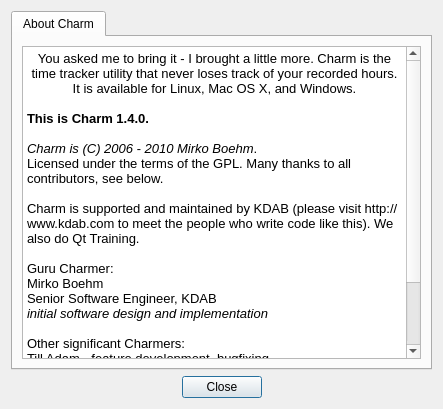
First picture: the form in Charm/CharmAboutDialog.ui, repository KDAB/Charm, before the edit.
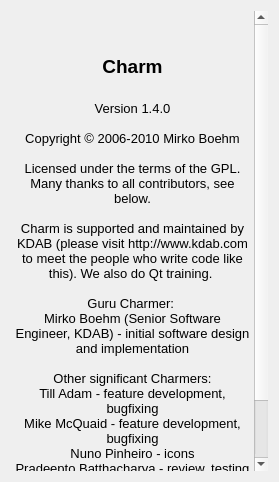
Second picture: the form after the edit. Icons and pictures are not drawn.

Commit message: Make About dialog look prettier.

```diff
--- a/Charm/CharmAboutDialog.ui
+++ b/Charm/CharmAboutDialog.ui
@@ -6,99 +6,90 @@
    <rect>
     <x>0</x>
     <y>0</y>
-    <width>443</width>
-    <height>409</height>
+    <width>279</width>
+    <height>482</height>
    </rect>
   </property>
-  <property name="windowTitle">
-   <string>Dialog</string>
-  </property>
-  <layout class="QVBoxLayout">
+  <layout class="QVBoxLayout" name="verticalLayout">
    <item>
-    <widget class="QTabWidget" name="tabWidget">
-     <property name="currentIndex">
-      <number>0</number>
+    <widget class="QTextBrowser" name="textBrowser">
+     <property name="sizePolicy">
+      <sizepolicy hsizetype="MinimumExpanding" vsizetype="MinimumExpanding">
+       <horstretch>0</horstretch>
+       <verstretch>0</verstretch>
+      </sizepolicy>
      </property>
-     <widget class="QWidget" name="tab">
-      <attribute name="title">
-       <string>About Charm</string>
-      </attribute>
-      <layout class="QVBoxLayout">
-       <item>
-        <widget class="QTextEdit" name="textEdit">
-         <property name="readOnly">
-          <bool>true</bool>
-         </property>
-         <property name="html">
-          <string>&lt;!DOCTYPE HTML PUBLIC &quot;-//W3C//DTD HTML 4.0//EN&quot; &quot;http://www.w3.org/TR/REC-html40/strict.dtd&quot;&gt;
+     <property name="palette">
+      <palette>
+       <active>
+        <colorrole role="Base">
+         <brush brushstyle="SolidPattern">
+          <color alpha="0">
+           <red>255</red>
+           <green>255</green>
+           <blue>255</blue>
+          </color>
+         </brush>
+        </colorrole>
+       </active>
+       <inactive>
+        <colorrole role="Base">
+         <brush brushstyle="SolidPattern">
+          <color alpha="0">
+           <red>255</red>
+           <green>255</green>
+           <blue>255</blue>
+          </color>
+         </brush>
+        </colorrole>
+       </inactive>
+       <disabled>
+        <colorrole role="Base">
+         <brush brushstyle="SolidPattern">
+          <color alpha="255">
+           <red>212</red>
+           <green>208</green>
+           <blue>200</blue>
+          </color>
+         </brush>
+        </colorrole>
+       </disabled>
+      </palette>
+     </property>
+     <property name="frameShape">
+      <enum>QFrame::NoFrame</enum>
+     </property>
+     <property name="html">
+      <string>&lt;!DOCTYPE HTML PUBLIC &quot;-//W3C//DTD HTML 4.0//EN&quot; &quot;http://www.w3.org/TR/REC-html40/strict.dtd&quot;&gt;
 &lt;html&gt;&lt;head&gt;&lt;meta name=&quot;qrichtext&quot; content=&quot;1&quot; /&gt;&lt;style type=&quot;text/css&quot;&gt;
 p, li { white-space: pre-wrap; }
 &lt;/style&gt;&lt;/head&gt;&lt;body style=&quot; font-family:'Lucida Grande'; font-size:13pt; font-weight:400; font-style:normal;&quot;&gt;
-&lt;p align=&quot;center&quot; style=&quot; margin-top:0px; margin-bottom:0px; margin-left:0px; margin-right:0px; -qt-block-indent:0; text-indent:0px;&quot;&gt;&lt;span style=&quot; font-size:10pt;&quot;&gt;You asked me to bring it - I brought a little more. Charm is the time tracker utility that never loses track of your recorded hours. It is available for Linux, Mac OS X, and Windows.&lt;/span&gt;&lt;/p&gt;
-&lt;p style=&quot;-qt-paragraph-type:empty; margin-top:0px; margin-bottom:0px; margin-left:0px; margin-right:0px; -qt-block-indent:0; text-indent:0px; font-size:10pt;&quot;&gt;&lt;/p&gt;
-&lt;p style=&quot; margin-top:0px; margin-bottom:0px; margin-left:0px; margin-right:0px; -qt-block-indent:0; text-indent:0px;&quot;&gt;&lt;span style=&quot; font-size:10pt; font-weight:600;&quot;&gt;This is Charm 1.4.0.&lt;/span&gt;&lt;/p&gt;
-&lt;p style=&quot;-qt-paragraph-type:empty; margin-top:0px; margin-bottom:0px; margin-left:0px; margin-right:0px; -qt-block-indent:0; text-indent:0px; font-size:10pt;&quot;&gt;&lt;/p&gt;
-&lt;p style=&quot; margin-top:0px; margin-bottom:0px; margin-left:0px; margin-right:0px; -qt-block-indent:0; text-indent:0px;&quot;&gt;&lt;span style=&quot; font-size:10pt; font-style:italic;&quot;&gt;Charm is (C) 2006 - 2010 Mirko Boehm&lt;/span&gt;&lt;span style=&quot; font-size:10pt;&quot;&gt;. &lt;/span&gt;&lt;/p&gt;
-&lt;p style=&quot; margin-top:0px; margin-bottom:0px; margin-left:0px; margin-right:0px; -qt-block-indent:0; text-indent:0px;&quot;&gt;&lt;span style=&quot; font-size:10pt;&quot;&gt;Licensed under the terms of the GPL. Many thanks to all contributors, see below.&lt;/span&gt;&lt;/p&gt;
-&lt;p style=&quot;-qt-paragraph-type:empty; margin-top:0px; margin-bottom:0px; margin-left:0px; margin-right:0px; -qt-block-indent:0; text-indent:0px; font-size:10pt;&quot;&gt;&lt;/p&gt;
-&lt;p style=&quot; margin-top:0px; margin-bottom:0px; margin-left:0px; margin-right:0px; -qt-block-indent:0; text-indent:0px;&quot;&gt;&lt;span style=&quot; font-size:10pt;&quot;&gt;Charm is supported and maintained by KDAB (please visit http://www.kdab.com to meet the people who write code like this). We also do Qt Training. &lt;/span&gt;&lt;/p&gt;
-&lt;p style=&quot;-qt-paragraph-type:empty; margin-top:0px; margin-bottom:0px; margin-left:0px; margin-right:0px; -qt-block-indent:0; text-indent:0px; font-size:10pt;&quot;&gt;&lt;/p&gt;
-&lt;p style=&quot; margin-top:0px; margin-bottom:0px; margin-left:0px; margin-right:0px; -qt-block-indent:0; text-indent:0px;&quot;&gt;&lt;span style=&quot; font-size:10pt;&quot;&gt;Guru Charmer: &lt;/span&gt;&lt;/p&gt;
-&lt;p style=&quot; margin-top:0px; margin-bottom:0px; margin-left:0px; margin-right:0px; -qt-block-indent:0; text-indent:0px;&quot;&gt;&lt;span style=&quot; font-size:10pt;&quot;&gt;Mirko Boehm&lt;/span&gt;&lt;/p&gt;
-&lt;p style=&quot; margin-top:0px; margin-bottom:0px; margin-left:0px; margin-right:0px; -qt-block-indent:0; text-indent:0px;&quot;&gt;&lt;span style=&quot; font-size:10pt;&quot;&gt;Senior Software Engineer, KDAB&lt;/span&gt;&lt;/p&gt;
-&lt;p style=&quot; margin-top:0px; margin-bottom:0px; margin-left:0px; margin-right:0px; -qt-block-indent:0; text-indent:0px;&quot;&gt;&lt;span style=&quot; font-size:10pt; font-style:italic;&quot;&gt;initial software design and implementation&lt;/span&gt;&lt;/p&gt;
-&lt;p style=&quot;-qt-paragraph-type:empty; margin-top:0px; margin-bottom:0px; margin-left:0px; margin-right:0px; -qt-block-indent:0; text-indent:0px; font-size:10pt;&quot;&gt;&lt;/p&gt;
-&lt;p style=&quot; margin-top:0px; margin-bottom:0px; margin-left:0px; margin-right:0px; -qt-block-indent:0; text-indent:0px;&quot;&gt;&lt;span style=&quot; font-size:10pt;&quot;&gt;Other significant Charmers:&lt;/span&gt;&lt;/p&gt;
-&lt;p style=&quot; margin-top:0px; margin-bottom:0px; margin-left:0px; margin-right:0px; -qt-block-indent:0; text-indent:0px;&quot;&gt;&lt;span style=&quot; font-size:10pt;&quot;&gt;Till Adam - feature development, bugfixing&lt;/span&gt;&lt;/p&gt;
-&lt;p style=&quot; margin-top:0px; margin-bottom:0px; margin-left:0px; margin-right:0px; -qt-block-indent:0; text-indent:0px;&quot;&gt;&lt;span style=&quot; font-size:10pt;&quot;&gt;Mike McQuaid - feature development, bugfixing&lt;/span&gt;&lt;/p&gt;
-&lt;p style=&quot; margin-top:0px; margin-bottom:0px; margin-left:0px; margin-right:0px; -qt-block-indent:0; text-indent:0px;&quot;&gt;&lt;span style=&quot; font-size:10pt;&quot;&gt;Pradeepto Batthacharya - review, testing&lt;/span&gt;&lt;/p&gt;
-&lt;p style=&quot; margin-top:0px; margin-bottom:0px; margin-left:0px; margin-right:0px; -qt-block-indent:0; text-indent:0px;&quot;&gt;&lt;span style=&quot; font-size:10pt;&quot;&gt;David Faure - feature development, bugfixing&lt;/span&gt;&lt;/p&gt;
-&lt;p style=&quot; margin-top:0px; margin-bottom:0px; margin-left:0px; margin-right:0px; -qt-block-indent:0; text-indent:0px;&quot;&gt;&lt;span style=&quot; font-size:10pt;&quot;&gt;Katrina Niolet - review, testing&lt;/span&gt;&lt;/p&gt;
-&lt;p style=&quot; margin-top:0px; margin-bottom:0px; margin-left:0px; margin-right:0px; -qt-block-indent:0; text-indent:0px;&quot;&gt;&lt;span style=&quot; font-size:10pt;&quot;&gt;Jesper K. Pedersen - review, testing&lt;/span&gt;&lt;/p&gt;&lt;/body&gt;&lt;/html&gt;</string>
-         </property>
-        </widget>
-       </item>
-      </layout>
-     </widget>
+&lt;p align=&quot;center&quot; style=&quot; margin-top:0px; margin-bottom:0px; margin-left:0px; margin-right:0px; -qt-block-indent:0; text-indent:0px;&quot;&gt;&lt;img src=&quot;:/Charm/charmabout.png&quot; /&gt;&lt;/p&gt;
+&lt;p align=&quot;center&quot; style=&quot;-qt-paragraph-type:empty; margin-top:0px; margin-bottom:0px; margin-left:0px; margin-right:0px; -qt-block-indent:0; text-indent:0px;&quot;&gt;&lt;/p&gt;
+&lt;p align=&quot;center&quot; style=&quot; margin-top:0px; margin-bottom:0px; margin-left:0px; margin-right:0px; -qt-block-indent:0; text-indent:0px;&quot;&gt;&lt;span style=&quot; font-size:14pt; font-weight:600;&quot;&gt;Charm&lt;/span&gt;&lt;/p&gt;
+&lt;p align=&quot;center&quot; style=&quot;-qt-paragraph-type:empty; margin-top:0px; margin-bottom:0px; margin-left:0px; margin-right:0px; -qt-block-indent:0; text-indent:0px; font-size:14pt; font-weight:600;&quot;&gt;&lt;/p&gt;
+&lt;p align=&quot;center&quot; style=&quot; margin-top:0px; margin-bottom:0px; margin-left:0px; margin-right:0px; -qt-block-indent:0; text-indent:0px;&quot;&gt;&lt;span style=&quot; font-size:10pt;&quot;&gt;Version 1.4.0&lt;/span&gt;&lt;/p&gt;
+&lt;p align=&quot;center&quot; style=&quot;-qt-paragraph-type:empty; margin-top:0px; margin-bottom:0px; margin-left:0px; margin-right:0px; -qt-block-indent:0; text-indent:0px; font-size:10pt;&quot;&gt;&lt;/p&gt;
+&lt;p align=&quot;center&quot; style=&quot; margin-top:0px; margin-bottom:0px; margin-left:0px; margin-right:0px; -qt-block-indent:0; text-indent:0px;&quot;&gt;&lt;span style=&quot; font-size:10pt;&quot;&gt;Copyright © 2006-2010 Mirko Boehm&lt;/span&gt;&lt;/p&gt;
+&lt;p align=&quot;center&quot; style=&quot;-qt-paragraph-type:empty; margin-top:0px; margin-bottom:0px; margin-left:0px; margin-right:0px; -qt-block-indent:0; text-indent:0px; font-size:10pt;&quot;&gt;&lt;/p&gt;
+&lt;p align=&quot;center&quot; style=&quot; margin-top:0px; margin-bottom:0px; margin-left:0px; margin-right:0px; -qt-block-indent:0; text-indent:0px;&quot;&gt;&lt;span style=&quot; font-size:10pt;&quot;&gt;Licensed under the terms of the GPL. Many thanks to all contributors, see below.&lt;/span&gt;&lt;/p&gt;
+&lt;p align=&quot;center&quot; style=&quot;-qt-paragraph-type:empty; margin-top:0px; margin-bottom:0px; margin-left:0px; margin-right:0px; -qt-block-indent:0; text-indent:0px; font-size:10pt;&quot;&gt;&lt;/p&gt;
+&lt;p align=&quot;center&quot; style=&quot; margin-top:0px; margin-bottom:0px; margin-left:0px; margin-right:0px; -qt-block-indent:0; text-indent:0px;&quot;&gt;&lt;span style=&quot; font-size:10pt;&quot;&gt;Charm is supported and maintained by KDAB (please visit http://www.kdab.com to meet the people who write code like this). We also do Qt training. &lt;/span&gt;&lt;/p&gt;
+&lt;p align=&quot;center&quot; style=&quot;-qt-paragraph-type:empty; margin-top:0px; margin-bottom:0px; margin-left:0px; margin-right:0px; -qt-block-indent:0; text-indent:0px; font-size:10pt;&quot;&gt;&lt;/p&gt;
+&lt;p align=&quot;center&quot; style=&quot; margin-top:0px; margin-bottom:0px; margin-left:0px; margin-right:0px; -qt-block-indent:0; text-indent:0px;&quot;&gt;&lt;span style=&quot; font-size:10pt;&quot;&gt;Guru Charmer: &lt;/span&gt;&lt;/p&gt;
+&lt;p align=&quot;center&quot; style=&quot; margin-top:0px; margin-bottom:0px; margin-left:0px; margin-right:0px; -qt-block-indent:0; text-indent:0px;&quot;&gt;&lt;span style=&quot; font-size:10pt;&quot;&gt;Mirko Boehm (Senior Software Engineer, KDAB) -&lt;/span&gt;&lt;span style=&quot; font-size:10pt; font-style:italic;&quot;&gt; &lt;/span&gt;&lt;span style=&quot; font-size:10pt;&quot;&gt;initial software design and implementation&lt;/span&gt;&lt;/p&gt;
+&lt;p align=&quot;center&quot; style=&quot;-qt-paragraph-type:empty; margin-top:0px; margin-bottom:0px; margin-left:0px; margin-right:0px; -qt-block-indent:0; text-indent:0px; font-size:10pt;&quot;&gt;&lt;/p&gt;
+&lt;p align=&quot;center&quot; style=&quot; margin-top:0px; margin-bottom:0px; margin-left:0px; margin-right:0px; -qt-block-indent:0; text-indent:0px;&quot;&gt;&lt;span style=&quot; font-size:10pt;&quot;&gt;Other significant Charmers:&lt;/span&gt;&lt;/p&gt;
+&lt;p align=&quot;center&quot; style=&quot; margin-top:0px; margin-bottom:0px; margin-left:0px; margin-right:0px; -qt-block-indent:0; text-indent:0px;&quot;&gt;&lt;span style=&quot; font-size:10pt;&quot;&gt;Till Adam - feature development, bugfixing&lt;/span&gt;&lt;/p&gt;
+&lt;p align=&quot;center&quot; style=&quot; margin-top:0px; margin-bottom:0px; margin-left:0px; margin-right:0px; -qt-block-indent:0; text-indent:0px;&quot;&gt;&lt;span style=&quot; font-size:10pt;&quot;&gt;Mike McQuaid - feature development, bugfixing&lt;/span&gt;&lt;/p&gt;
+&lt;p align=&quot;center&quot; style=&quot; margin-top:0px; margin-bottom:0px; margin-left:0px; margin-right:0px; -qt-block-indent:0; text-indent:0px;&quot;&gt;&lt;span style=&quot; font-size:10pt;&quot;&gt;Nuno Pinheiro - icons&lt;/span&gt;&lt;/p&gt;
+&lt;p align=&quot;center&quot; style=&quot; margin-top:0px; margin-bottom:0px; margin-left:0px; margin-right:0px; -qt-block-indent:0; text-indent:0px;&quot;&gt;&lt;span style=&quot; font-size:10pt;&quot;&gt;Pradeepto Batthacharya - review, testing&lt;/span&gt;&lt;/p&gt;
+&lt;p align=&quot;center&quot; style=&quot; margin-top:0px; margin-bottom:0px; margin-left:0px; margin-right:0px; -qt-block-indent:0; text-indent:0px;&quot;&gt;&lt;span style=&quot; font-size:10pt;&quot;&gt;David Faure - feature development, bugfixing&lt;/span&gt;&lt;/p&gt;
+&lt;p align=&quot;center&quot; style=&quot; margin-top:0px; margin-bottom:0px; margin-left:0px; margin-right:0px; -qt-block-indent:0; text-indent:0px;&quot;&gt;&lt;span style=&quot; font-size:10pt;&quot;&gt;Katrina Niolet - review, testing&lt;/span&gt;&lt;/p&gt;
+&lt;p align=&quot;center&quot; style=&quot; margin-top:0px; margin-bottom:0px; margin-left:0px; margin-right:0px; -qt-block-indent:0; text-indent:0px;&quot;&gt;&lt;span style=&quot; font-size:10pt;&quot;&gt;Jesper K. Pedersen - review, testing&lt;/span&gt;&lt;/p&gt;&lt;/body&gt;&lt;/html&gt;</string>
+     </property>
     </widget>
    </item>
-   <item>
-    <layout class="QHBoxLayout">
-     <item>
-      <spacer>
-       <property name="orientation">
-        <enum>Qt::Horizontal</enum>
-       </property>
-       <property name="sizeHint" stdset="0">
-        <size>
-         <width>40</width>
-         <height>20</height>
-        </size>
-       </property>
-      </spacer>
-     </item>
-     <item>
-      <widget class="QPushButton" name="buttonClose">
-       <property name="text">
-        <string>Close</string>
-       </property>
-      </widget>
-     </item>
-     <item>
-      <spacer>
-       <property name="orientation">
-        <enum>Qt::Horizontal</enum>
-       </property>
-       <property name="sizeHint" stdset="0">
-        <size>
-         <width>40</width>
-         <height>20</height>
-        </size>
-       </property>
-      </spacer>
-     </item>
-    </layout>
-   </item>
   </layout>
  </widget>
  <resources/>
```
Left out of the diff: 19 changed lines with no effect on the pictures. The commit also changes 2 other files.
